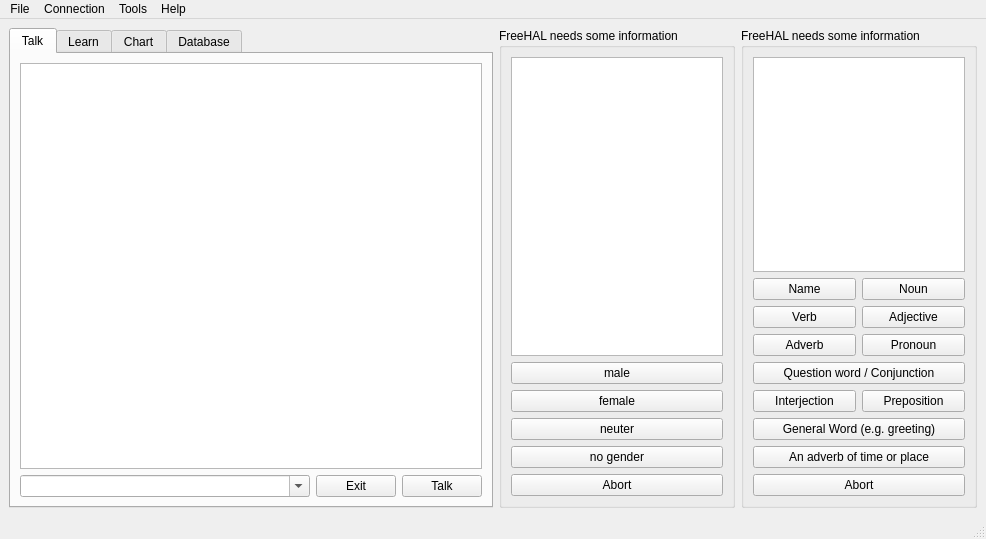
Above: hal2009/gui-qt/ui/freehal.ui from leuchtraketen/freehal_main before the change. Below: the same form after it.
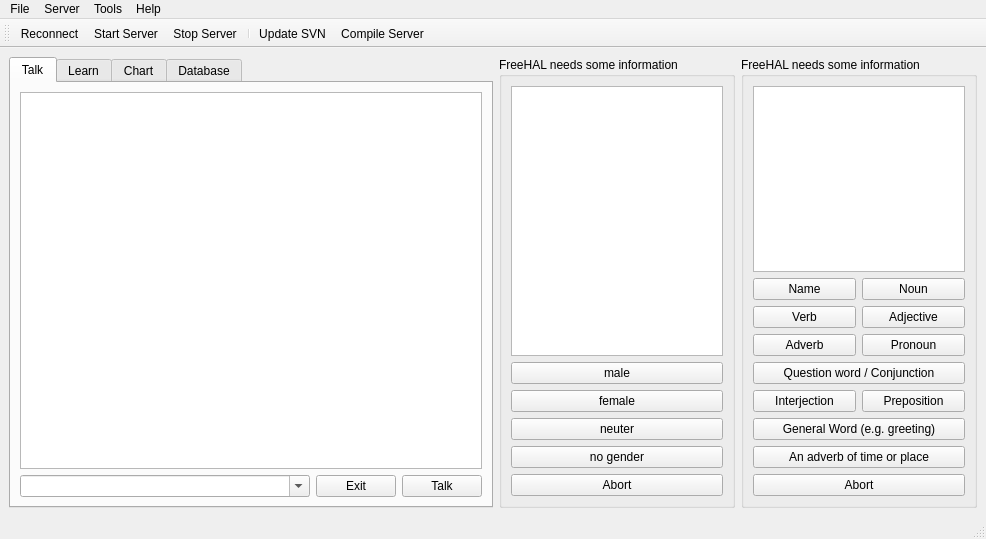
That is the form after the change. Icons and pictures are not drawn.

```diff
--- a/hal2009/gui-qt/ui/freehal.ui
+++ b/hal2009/gui-qt/ui/freehal.ui
@@ -257,8 +257,8 @@
            <string>&lt;!DOCTYPE HTML PUBLIC &quot;-//W3C//DTD HTML 4.0//EN&quot; &quot;http://www.w3.org/TR/REC-html40/strict.dtd&quot;&gt;
 &lt;html&gt;&lt;head&gt;&lt;meta name=&quot;qrichtext&quot; content=&quot;1&quot; /&gt;&lt;style type=&quot;text/css&quot;&gt;
 p, li { white-space: pre-wrap; }
-&lt;/style&gt;&lt;/head&gt;&lt;body style=&quot; font-family:'Sans'; font-size:10pt; font-weight:400; font-style:normal;&quot;&gt;
-&lt;p style=&quot;-qt-paragraph-type:empty; margin-top:0px; margin-bottom:0px; margin-left:0px; margin-right:0px; -qt-block-indent:0; text-indent:0px; font-family:'DejaVu Sans';&quot;&gt;&lt;/p&gt;&lt;/body&gt;&lt;/html&gt;</string>
+&lt;/style&gt;&lt;/head&gt;&lt;body style=&quot; font-family:'Sans'; font-size:8pt; font-weight:400; font-style:normal;&quot;&gt;
+&lt;p style=&quot;-qt-paragraph-type:empty; margin-top:0px; margin-bottom:0px; margin-left:0px; margin-right:0px; -qt-block-indent:0; text-indent:0px; font-family:'DejaVu Sans'; font-size:10pt;&quot;&gt;&lt;/p&gt;&lt;/body&gt;&lt;/html&gt;</string>
           </property>
          </widget>
         </item>
@@ -832,7 +832,7 @@
      <x>0</x>
      <y>0</y>
      <width>986</width>
-     <height>25</height>
+     <height>21</height>
     </rect>
    </property>
    <widget class="QMenu" name="menuDatei">
@@ -859,7 +859,7 @@
    </widget>
    <widget class="QMenu" name="menuVerbindung">
     <property name="title">
-     <string>Connection</string>
+     <string>Server</string>
     </property>
     <addaction name="actionNeue_Verbindung_herstellen"/>
     <addaction name="actionReconnect"/>
@@ -870,7 +870,30 @@
    <addaction name="menuHilfe"/>
   </widget>
   <widget class="QStatusBar" name="statusbar"/>
-  <action name="actionGespr_ch">
+  <widget class="QToolBar" name="toolBar">
+   <property name="windowTitle">
+    <string>toolBar</string>
+   </property>
+   <property name="iconSize">
+    <size>
+     <width>16</width>
+     <height>16</height>
+    </size>
+   </property>
+   <attribute name="toolBarArea">
+    <enum>TopToolBarArea</enum>
+   </attribute>
+   <attribute name="toolBarBreak">
+    <bool>false</bool>
+   </attribute>
+   <addaction name="actionReconnect"/>
+   <addaction name="actionStart_Server"/>
+   <addaction name="actionStop_Server"/>
+   <addaction name="separator"/>
+   <addaction name="actionUpdate_SVN"/>
+   <addaction name="actionCompile_Server"/>
+  </widget>
+  <action name="actionNewTalk">
    <property name="text">
     <string>New Talk</string>
    </property>
@@ -968,6 +991,57 @@
    <property name="text">
     <string>Reconnect</string>
    </property>
+   <property name="shortcut">
+    <string>F5</string>
+   </property>
+  </action>
+  <action name="actionStop_Server">
+   <property name="icon">
+    <iconset resource="../freehalqt.qrc">
+     <normaloff>:/ui/ui/media-playback-stop.svg</normaloff>:/ui/ui/media-playback-stop.svg</iconset>
+   </property>
+   <property name="text">
+    <string>Stop Server</string>
+   </property>
+   <property name="shortcut">
+    <string>Ctrl+D</string>
+   </property>
+  </action>
+  <action name="actionStart_Server">
+   <property name="icon">
+    <iconset resource="../freehalqt.qrc">
+     <normaloff>:/ui/ui/media-playback-start.svg</normaloff>:/ui/ui/media-playback-start.svg</iconset>
+   </property>
+   <property name="text">
+    <string>Start Server</string>
+   </property>
+   <property name="shortcut">
+    <string>Ctrl+S</string>
+   </property>
+  </action>
+  <action name="actionCompile_Server">
+   <property name="icon">
+    <iconset resource="../freehalqt.qrc">
+     <normaloff>:/ui/ui/document-properties.svg</normaloff>:/ui/ui/document-properties.svg</iconset>
+   </property>
+   <property name="text">
+    <string>Compile Server</string>
+   </property>
+   <property name="shortcut">
+    <string>Ctrl+G</string>
+   </property>
+  </action>
+  <action name="actionUpdate_SVN">
+   <property name="icon">
+    <iconset resource="../freehalqt.qrc">
+     <normaloff>:/ui/ui/view-refresh.svg</normaloff>:/ui/ui/view-refresh.svg</iconset>
+   </property>
+   <property name="text">
+    <string>Update SVN</string>
+   </property>
+   <property name="shortcut">
+    <string>Ctrl+U</string>
+   </property>
   </action>
  </widget>
  <tabstops>
```
Left out of the diff: 118 changed lines with no effect on the pictures.
